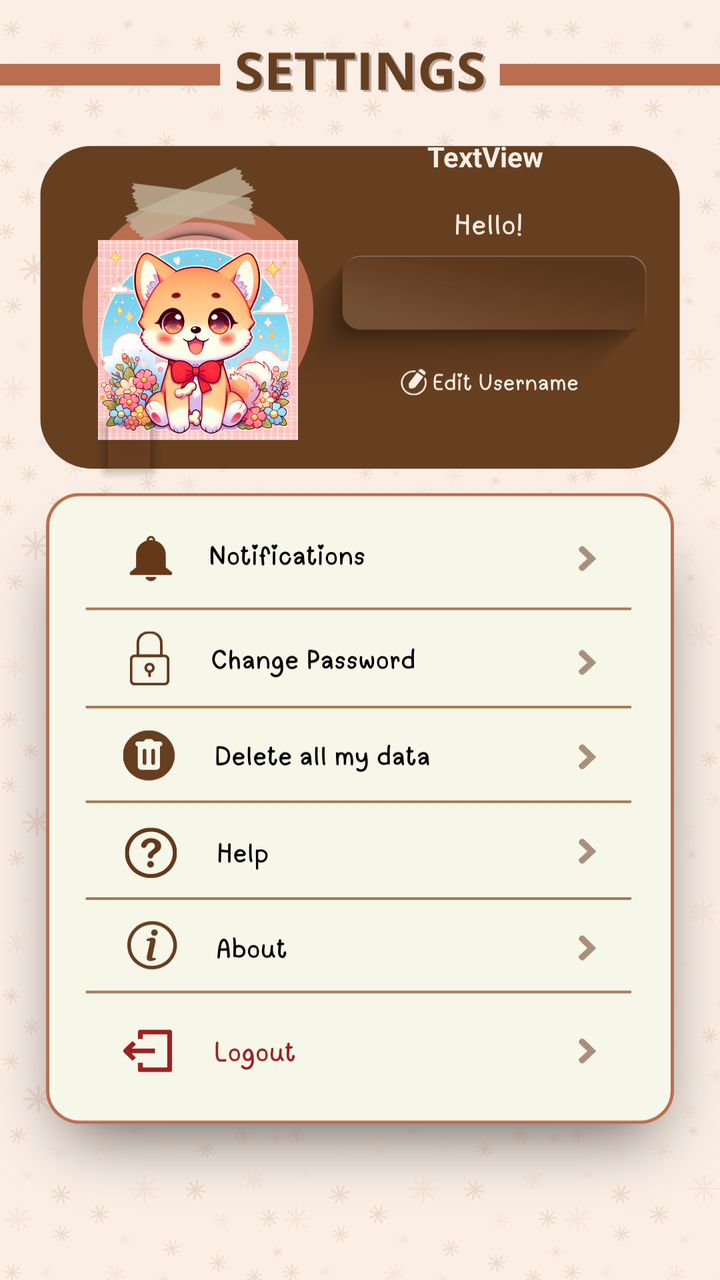
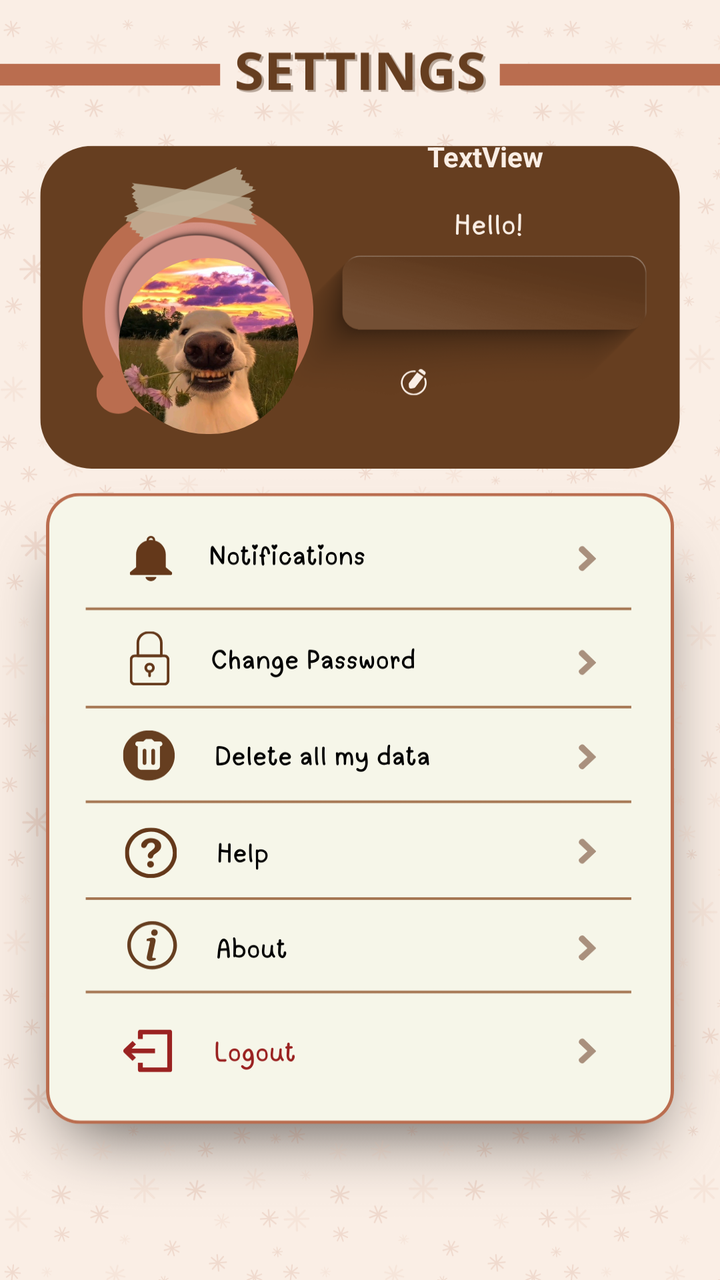

The first picture is an Android layout as it rendered before a commit; the second is the same layout after the commit. The layout source and the unified diff follow.
<!-- AndroidManifest.xml: application theme Theme.MoodTracker -->
<!-- res/layout/fragment_settings.xml -->
<?xml version="1.0" encoding="utf-8"?>
<androidx.constraintlayout.widget.ConstraintLayout xmlns:android="http://schemas.android.com/apk/res/android"
    xmlns:app="http://schemas.android.com/apk/res-auto"
    xmlns:tools="http://schemas.android.com/tools"
    android:layout_width="match_parent"
    android:layout_height="match_parent"
    android:background="@drawable/settings_layout"
    tools:context=".SettingsFragment">

    <Button
        android:id="@+id/helpButton"
        android:layout_width="300dp"
        android:layout_height="54dp"
        android:layout_marginBottom="220dp"
        android:background="@android:color/transparent"
        android:contentDescription="g"
        android:padding="5dp"
        android:textColor="@color/black"
        android:textSize="12sp"
        app:layout_constraintBottom_toBottomOf="parent"
        app:layout_constraintEnd_toEndOf="parent"
        app:layout_constraintHorizontal_bias="0.45"
        app:layout_constraintStart_toStartOf="parent" />

    <Button
        android:id="@+id/accountButton"
        android:layout_width="306dp"
        android:layout_height="50dp"
        android:layout_marginBottom="168dp"
        android:background="@android:color/transparent"
        android:contentDescription="y"
        android:padding="5dp"
        android:textColor="@android:color/white"
        android:textSize="12sp"
        app:layout_constraintBottom_toBottomOf="parent"
        app:layout_constraintEnd_toEndOf="parent"
        app:layout_constraintHorizontal_bias="0.462"
        app:layout_constraintStart_toStartOf="parent" />

    <Button
        android:id="@+id/changePasswordBtn"
        android:layout_width="308dp"
        android:layout_height="49dp"
        android:layout_marginStart="50dp"
        android:layout_marginEnd="54dp"
        android:layout_marginBottom="332dp"
        android:background="@android:color/transparent"
        android:contentDescription="Delete"
        app:layout_constraintBottom_toBottomOf="parent"
        app:layout_constraintEnd_toEndOf="parent"
        app:layout_constraintHorizontal_bias="1.0"
        app:layout_constraintStart_toStartOf="parent" />

    <Button
        android:id="@+id/notifation"
        android:layout_width="308dp"
        android:layout_height="49dp"
        android:layout_marginStart="50dp"
        android:layout_marginEnd="54dp"
        android:layout_marginBottom="388dp"
        android:background="@android:color/transparent"
        android:contentDescription="notif"
        app:layout_constraintBottom_toBottomOf="parent"
        app:layout_constraintEnd_toEndOf="parent"
        app:layout_constraintHorizontal_bias="0.0"
        app:layout_constraintStart_toStartOf="parent" />

    <Button
        android:id="@+id/delete_data"
        android:layout_width="308dp"
        android:layout_height="49dp"
        android:layout_marginStart="50dp"
        android:layout_marginEnd="54dp"
        android:layout_marginBottom="276dp"
        android:background="@android:color/transparent"
        android:contentDescription="Delete"
        app:layout_constraintBottom_toBottomOf="parent"
        app:layout_constraintEnd_toEndOf="parent"
        app:layout_constraintHorizontal_bias="0.0"
        app:layout_constraintStart_toStartOf="parent" />

    <TextView
        android:id="@+id/ACC_NAME"
        android:layout_width="171dp"
        android:layout_height="22dp"
        android:layout_marginTop="60dp"
        android:layout_marginBottom="112dp"
        android:text="TextView"
        android:textAlignment="center"
        android:textColor="#FAEEE5"
        android:textSize="14sp"
        android:textStyle="bold"
        app:layout_constraintBottom_toTopOf="@+id/notifation"
        app:layout_constraintEnd_toEndOf="parent"
        app:layout_constraintHorizontal_bias="0.833"
        app:layout_constraintStart_toStartOf="parent"
        app:layout_constraintTop_toTopOf="parent"
        app:layout_constraintVertical_bias="0.97" />

    <Button
        android:id="@+id/logout"
        android:layout_width="307dp"
        android:layout_height="54dp"
        android:layout_marginStart="50dp"
        android:layout_marginEnd="54dp"
        android:layout_marginBottom="105dp"
        android:background="@android:color/transparent"
        android:contentDescription="Logout button"
        app:layout_constraintBottom_toBottomOf="parent"
        app:layout_constraintEnd_toEndOf="parent"
        app:layout_constraintStart_toStartOf="parent" />

    <Button
        android:id="@+id/editbtn"
        android:layout_width="28dp"
        android:layout_height="40dp"
        android:layout_marginTop="202dp"
        android:backgroundTint="#00FFFFFF"
        app:layout_constraintBottom_toBottomOf="parent"
        app:layout_constraintEnd_toEndOf="parent"
        app:layout_constraintHorizontal_bias="0.154"
        app:layout_constraintStart_toStartOf="parent"
        app:layout_constraintTop_toTopOf="parent"
        app:layout_constraintVertical_bias="0.002" />

    <ImageView

        android:id="@+id/profileimg"
        android:layout_width="100dp"
        android:layout_height="100dp"
        android:layout_gravity="center"
        android:layout_marginTop="120dp"
        android:background="@drawable/profile_background"
        android:scaleType="centerCrop"
        android:src="@drawable/profile"
        android:text=""
        app:layout_constraintEnd_toEndOf="parent"
        app:layout_constraintHorizontal_bias="0.189"
        app:layout_constraintStart_toStartOf="parent"
        app:layout_constraintTop_toTopOf="parent" />


</androidx.constraintlayout.widget.ConstraintLayout>
<!-- resources referenced by this layout -->
<resources>
  <color name="black">#FF000000</color>
  <!-- drawable profile: jpg bitmap (drawable, 95768 bytes) -->
  <!-- drawable profile_background (drawable) -->
  <?xml version="1.0" encoding="utf-8"?>
  <shape xmlns:android="http://schemas.android.com/apk/res/android"
      android:shape="oval">
      <solid android:color="#FFFFFF" />
  </shape>
  <!-- drawable settings_layout: png bitmap (drawable, 308956 bytes) -->
  <style name="Theme.MoodTracker" parent="Base.Theme.MoodTracker" />
  <style name="Base.Theme.MoodTracker" parent="Theme.MaterialComponents.Light.NoActionBar">
          
          <item name="colorPrimary">#c47930</item> 
          <item name="colorPrimaryVariant">#c47930</item> 
          <item name="colorOnPrimary">#000000</item> 
          <item name="colorControlNormal">#FFFFFF</item>
  
          
          <item name="materialButtonStyle">@style/CustomButtonStyle</item>
      </style>
  <style name="CustomButtonStyle" parent="Widget.MaterialComponents.Button">
          <item name="backgroundTint">#64381A</item>
          <item name="android:textColor">@color/brownishe</item>
      </style>
  <color name="brownishe">#c47930</color>
</resources>

<!-- the commit's change to res/layout/fragment_settings.xml (unified diff, before → after) -->
@@ -110,34 +110,38 @@
         app:layout_constraintEnd_toEndOf="parent"
         app:layout_constraintStart_toStartOf="parent" />
 
-    <Button
+    
+
+    <ImageView
         android:id="@+id/editbtn"
-        android:layout_width="28dp"
-        android:layout_height="40dp"
-        android:layout_marginTop="202dp"
+        android:layout_width="21dp"
+        android:layout_height="18dp"
+        android:layout_marginStart="56dp"
+        android:layout_marginTop="215dp"
+        android:layout_marginBottom="498dp"
         android:backgroundTint="#00FFFFFF"
+        android:src="@drawable/editbtnpfl"
+        app:layout_constraintBottom_toBottomOf="parent"
+        app:layout_constraintStart_toStartOf="parent"
+        app:layout_constraintTop_toTopOf="parent"
+        app:layout_constraintVertical_bias="0.0" />
+
+    <com.google.android.material.imageview.ShapeableImageView
+        android:id="@+id/profileimg"
+        android:layout_width="90dp"
+        android:layout_height="88dp"
+        android:layout_gravity="center"
+        android:layout_marginStart="16dp"
+        android:layout_marginTop="103dp"
+        android:layout_marginBottom="8dp"
+        android:scaleType="centerCrop"
+        android:src="@drawable/profile"
         app:layout_constraintBottom_toBottomOf="parent"
         app:layout_constraintEnd_toEndOf="parent"
-        app:layout_constraintHorizontal_bias="0.154"
+        app:layout_constraintHorizontal_bias="0.17"
         app:layout_constraintStart_toStartOf="parent"
         app:layout_constraintTop_toTopOf="parent"
-        app:layout_constraintVertical_bias="0.002" />
-
-    <ImageView
-
-        android:id="@+id/profileimg"
-        android:layout_width="100dp"
-        android:layout_height="100dp"
-        android:layout_gravity="center"
-        android:layout_marginTop="120dp"
-        android:background="@drawable/profile_background"
-        android:scaleType="centerCrop"
-        android:src="@drawable/profile"
-        android:text=""
-        app:layout_constraintEnd_toEndOf="parent"
-        app:layout_constraintHorizontal_bias="0.189"
-        app:layout_constraintStart_toStartOf="parent"
-        app:layout_constraintTop_toTopOf="parent" />
-
+        app:layout_constraintVertical_bias="0.059"
+        app:shapeAppearanceOverlay="@style/CircleShape" />
 
 </androidx.constraintlayout.widget.ConstraintLayout>
<!-- resource entries referenced after the edit -->
@@ -1,14 +1,12 @@
 <!-- resources referenced by this layout -->
 <resources>
   <color name="black">#FF000000</color>
-  <!-- drawable profile: jpg bitmap (drawable, 95768 bytes) -->
-  <!-- drawable profile_background (drawable) -->
-  <?xml version="1.0" encoding="utf-8"?>
-  <shape xmlns:android="http://schemas.android.com/apk/res/android"
-      android:shape="oval">
-      <solid android:color="#FFFFFF" />
-  </shape>
-  <!-- drawable settings_layout: png bitmap (drawable, 308956 bytes) -->
+  <!-- drawable editbtnpfl: png bitmap (drawable, 43627 bytes) -->
+  <!-- drawable profile: jpg bitmap (drawable, 100602 bytes) -->
+  <!-- drawable settings_layout: png bitmap (drawable, 245459 bytes) -->
+  <style name="CircleShape">
+          <item name="cornerSize">50%</item>
+      </style>
   <style name="Theme.MoodTracker" parent="Base.Theme.MoodTracker" />
   <style name="Base.Theme.MoodTracker" parent="Theme.MaterialComponents.Light.NoActionBar">
           
